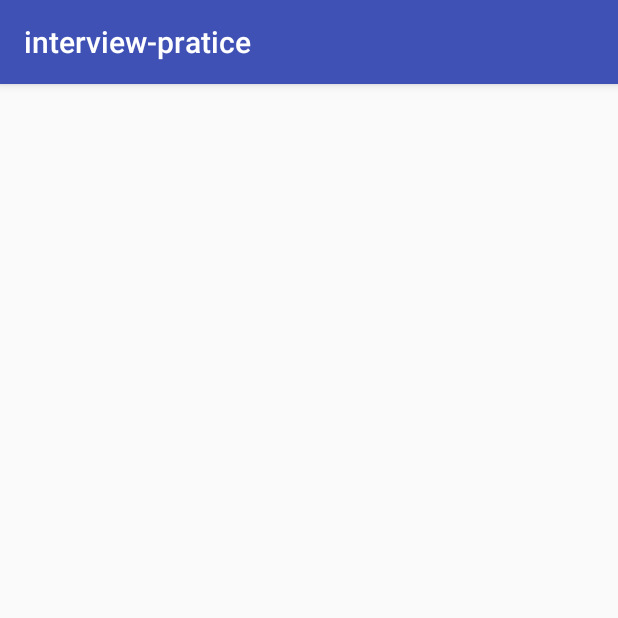
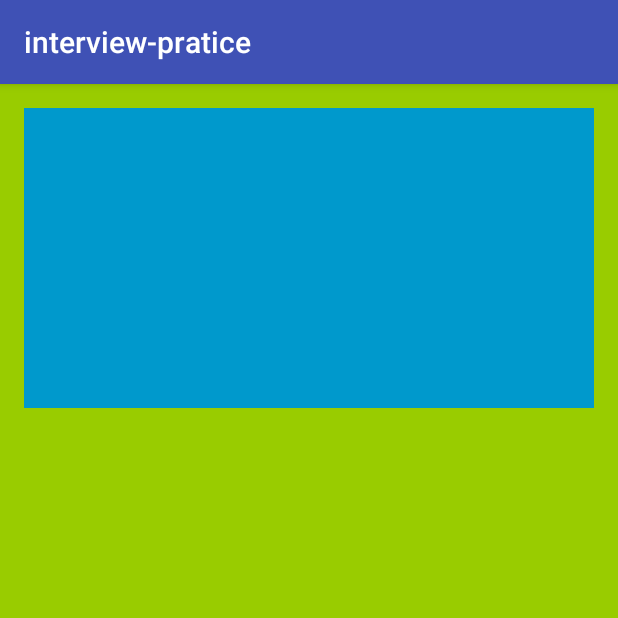
Before and after one commit to WuFengXue/android-interview-pratice, an Android app: the screen it shows after launch (RelativeActivity before the commit, EventActivity after it), on a phone screen of 412 x 824 dp, the top half of it. Run offline under Robolectric (Android 15) with nearby library versions, the phone set to English and light mode, and no system bars; libraries missing offline, so code that uses them is left out: hugo.weaving.

Commit message:
新增：事件分发机制

```diff
--- a/app/src/main/AndroidManifest.xml
+++ b/app/src/main/AndroidManifest.xml
@@ -17,7 +17,8 @@
             </intent-filter>
         </activity>
         <activity android:name=".measure.RelativeActivity" />
-        <activity android:name=".measure.LinearActivity"></activity>
+        <activity android:name=".measure.LinearActivity" />
+        <activity android:name=".event.EventActivity" />
     </application>
 
 </manifest>
--- a/app/src/main/java/com/reinhard/interview/pratice/MainActivity.java
+++ b/app/src/main/java/com/reinhard/interview/pratice/MainActivity.java
@@ -1,9 +1,10 @@
 package com.reinhard.interview.pratice;
 
 import android.content.Intent;
+import android.os.Bundle;
 import android.support.v7.app.AppCompatActivity;
-import android.os.Bundle;
 
+import com.reinhard.interview.pratice.event.EventActivity;
 import com.reinhard.interview.pratice.measure.LinearActivity;
 import com.reinhard.interview.pratice.measure.RelativeActivity;
 
@@ -13,8 +14,9 @@ public class MainActivity extends AppCompatActivity {
     protected void onCreate(Bundle savedInstanceState) {
         super.onCreate(savedInstanceState);
         setContentView(R.layout.activity_main);
-        goMeasure();
+//        goMeasure();
 //        goLinear();
+        goEvent();
     }
 
     void goMeasure() {
@@ -26,4 +28,9 @@ public class MainActivity extends AppCompatActivity {
         Intent intent = new Intent(this, LinearActivity.class);
         startActivity(intent);
     }
+
+    void goEvent() {
+        Intent intent = new Intent(this, EventActivity.class);
+        startActivity(intent);
+    }
 }
--- /dev/null
+++ b/app/src/main/java/com/reinhard/interview/pratice/event/EventActivity.java
@@ -0,0 +1,30 @@
+package com.reinhard.interview.pratice.event;
+
+import android.os.Bundle;
+import android.support.v7.app.AppCompatActivity;
+import android.view.MotionEvent;
+
+import com.reinhard.interview.pratice.R;
+
+import hugo.weaving.DebugLog;
+
+public class EventActivity extends AppCompatActivity {
+
+    @Override
+    protected void onCreate(Bundle savedInstanceState) {
+        super.onCreate(savedInstanceState);
+        setContentView(R.layout.activity_event);
+    }
+
+    @Override
+    @DebugLog
+    public boolean dispatchTouchEvent(MotionEvent ev) {
+        return super.dispatchTouchEvent(ev);
+    }
+
+    @Override
+    @DebugLog
+    public boolean onTouchEvent(MotionEvent event) {
+        return super.onTouchEvent(event);
+    }
+}
--- /dev/null
+++ b/app/src/main/java/com/reinhard/interview/pratice/event/MyView.java
@@ -0,0 +1,38 @@
+package com.reinhard.interview.pratice.event;
+
+import android.content.Context;
+import android.util.AttributeSet;
+import android.view.MotionEvent;
+import android.view.View;
+
+import hugo.weaving.DebugLog;
+
+/**
+ * Desc.
+ *
+ * @author 李剑波
+ * @date 17/5/18
+ */
+@DebugLog
+public class MyView extends View implements View.OnTouchListener {
+    public MyView(Context context, AttributeSet attrs) {
+        super(context, attrs);
+        setOnTouchListener(this);
+    }
+
+    @Override
+    public boolean dispatchTouchEvent(MotionEvent event) {
+        return super.dispatchTouchEvent(event);
+    }
+
+    @Override
+    public boolean onTouchEvent(MotionEvent event) {
+        return super.onTouchEvent(event);
+    }
+
+    @Override
+    public boolean onTouch(View v, MotionEvent event) {
+        return false;
+    }
+
+}
--- /dev/null
+++ b/app/src/main/java/com/reinhard/interview/pratice/event/MyViewGroup.java
@@ -0,0 +1,47 @@
+package com.reinhard.interview.pratice.event;
+
+import android.content.Context;
+import android.util.AttributeSet;
+import android.view.MotionEvent;
+import android.view.View;
+import android.widget.LinearLayout;
+
+import hugo.weaving.DebugLog;
+
+/**
+ * Desc.
+ *
+ * @author 李剑波
+ * @date 17/5/18
+ */
+@DebugLog
+public class MyViewGroup extends LinearLayout implements View.OnTouchListener {
+    public MyViewGroup(Context context, AttributeSet attrs) {
+        super(context, attrs);
+        setOnTouchListener(this);
+    }
+
+    @Override
+    public boolean dispatchTouchEvent(MotionEvent ev) {
+        return super.dispatchTouchEvent(ev);
+//        return true;
+//        return false;
+    }
+
+    @Override
+    public boolean onInterceptTouchEvent(MotionEvent ev) {
+        return super.onInterceptTouchEvent(ev);
+//        return true;
+    }
+
+    @Override
+    public boolean onTouchEvent(MotionEvent event) {
+        return super.onTouchEvent(event);
+    }
+
+
+    @Override
+    public boolean onTouch(View v, MotionEvent event) {
+        return false;
+    }
+}
--- a/app/src/main/java/com/reinhard/interview/pratice/measure/LinearActivity.java
+++ b/app/src/main/java/com/reinhard/interview/pratice/measure/LinearActivity.java
@@ -1,7 +1,7 @@
 package com.reinhard.interview.pratice.measure;
 
+import android.os.Bundle;
 import android.support.v7.app.AppCompatActivity;
-import android.os.Bundle;
 
 import com.reinhard.interview.pratice.R;
 
--- a/app/src/main/java/com/reinhard/interview/pratice/measure/RelativeActivity.java
+++ b/app/src/main/java/com/reinhard/interview/pratice/measure/RelativeActivity.java
@@ -1,7 +1,7 @@
 package com.reinhard.interview.pratice.measure;
 
+import android.os.Bundle;
 import android.support.v7.app.AppCompatActivity;
-import android.os.Bundle;
 
 import com.reinhard.interview.pratice.R;
 
--- /dev/null
+++ b/app/src/main/res/layout/activity_event.xml
@@ -0,0 +1,25 @@
+<?xml version="1.0" encoding="utf-8"?>
+<com.reinhard.interview.pratice.event.MyViewGroup xmlns:android="http://schemas.android.com/apk/res/android"
+    xmlns:tools="http://schemas.android.com/tools"
+    android:id="@+id/activity_main"
+    android:layout_width="match_parent"
+    android:layout_height="match_parent"
+    android:background="@android:color/holo_green_light"
+    android:orientation="vertical"
+    android:paddingBottom="@dimen/activity_vertical_margin"
+    android:paddingLeft="@dimen/activity_horizontal_margin"
+    android:paddingRight="@dimen/activity_horizontal_margin"
+    android:paddingTop="@dimen/activity_vertical_margin"
+    tools:context=".event.EventActivity">
+
+    <!--<TextView-->
+    <!--android:layout_width="wrap_content"-->
+    <!--android:layout_height="wrap_content"-->
+    <!--android:text="Hello World!" />-->
+    <com.reinhard.interview.pratice.event.MyView
+        android:layout_width="match_parent"
+        android:layout_height="200dp"
+        android:layout_gravity="center_horizontal"
+        android:background="@android:color/holo_blue_dark" />
+
+</com.reinhard.interview.pratice.event.MyViewGroup>
--- a/app/src/main/res/layout/activity_linear.xml
+++ b/app/src/main/res/layout/activity_linear.xml
@@ -1,6 +1,5 @@
 <?xml version="1.0" encoding="utf-8"?>
 <LinearLayout xmlns:android="http://schemas.android.com/apk/res/android"
-    xmlns:app="http://schemas.android.com/apk/res-auto"
     xmlns:tools="http://schemas.android.com/tools"
     android:layout_width="match_parent"
     android:layout_height="match_parent"
@@ -8,8 +7,8 @@
     tools:context=".measure.LinearActivity">
 
     <com.reinhard.interview.pratice.measure.MeasureView
-        android:layout_weight="1"
         android:layout_width="match_parent"
-        android:layout_height="match_parent" />
+        android:layout_height="match_parent"
+        android:layout_weight="1" />
 
 </LinearLayout>
--- a/app/src/main/res/layout/activity_main.xml
+++ b/app/src/main/res/layout/activity_main.xml
@@ -1,6 +1,5 @@
 <?xml version="1.0" encoding="utf-8"?>
 <android.support.constraint.ConstraintLayout xmlns:android="http://schemas.android.com/apk/res/android"
-    xmlns:app="http://schemas.android.com/apk/res-auto"
     xmlns:tools="http://schemas.android.com/tools"
     android:layout_width="match_parent"
     android:layout_height="match_parent"
--- a/app/src/main/res/layout/activity_relative.xml
+++ b/app/src/main/res/layout/activity_relative.xml
@@ -1,6 +1,5 @@
 <?xml version="1.0" encoding="utf-8"?>
 <RelativeLayout xmlns:android="http://schemas.android.com/apk/res/android"
-    xmlns:app="http://schemas.android.com/apk/res-auto"
     xmlns:tools="http://schemas.android.com/tools"
     android:layout_width="match_parent"
     android:layout_height="match_parent"
@@ -9,6 +8,6 @@
     <view
         class="com.reinhard.interview.pratice.measure.MeasureView"
         android:layout_width="match_parent"
-        android:layout_height="match_parent"/>
+        android:layout_height="match_parent" />
 
 </RelativeLayout>
--- /dev/null
+++ b/app/src/main/res/values/dimens.xml
@@ -0,0 +1,5 @@
+<resources>
+    <!-- Default screen margins, per the Android Design guidelines. -->
+    <dimen name="activity_horizontal_margin">16dp</dimen>
+    <dimen name="activity_vertical_margin">16dp</dimen>
+</resources>
```
Also changed, not shown: 2 other files.
